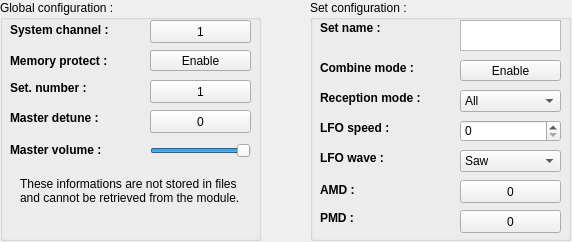
Qt form interface/qconfig.ui (LasDesu/fb01editor) before a commit.
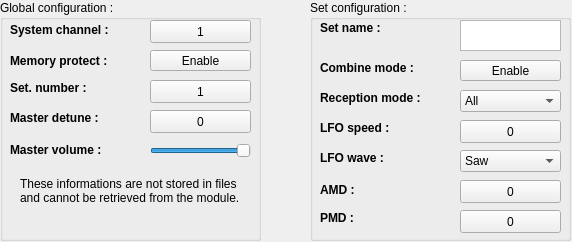
The same form after that commit. Custom widgets are drawn as their Qt base class.

Diff of the .ui file:
```diff
--- a/interface/qconfig.ui
+++ b/interface/qconfig.ui
@@ -451,28 +451,6 @@
      <string>AMD :</string>
     </property>
    </widget>
-   <widget class="QSpinBox" name="spnBox_LFOspeed">
-    <property name="geometry">
-     <rect>
-      <x>150</x>
-      <y>120</y>
-      <width>101</width>
-      <height>22</height>
-     </rect>
-    </property>
-    <property name="toolTip">
-     <string>The LFO speed for the set</string>
-    </property>
-    <property name="minimum">
-     <number>0</number>
-    </property>
-    <property name="maximum">
-     <number>255</number>
-    </property>
-    <property name="value">
-     <number>0</number>
-    </property>
-   </widget>
    <widget class="QComboBox" name="cmbBox_LFOwave">
     <property name="geometry">
      <rect>
@@ -566,6 +544,28 @@
      <string>LFO wave :</string>
     </property>
    </widget>
+   <widget class="QButton" name="but_LFOspeed">
+    <property name="geometry">
+     <rect>
+      <x>150</x>
+      <y>120</y>
+      <width>101</width>
+      <height>23</height>
+     </rect>
+    </property>
+    <property name="toolTip">
+     <string>The pitch modulation provided by the LFO</string>
+    </property>
+    <property name="text">
+     <string>0</string>
+    </property>
+    <property name="minValue" stdset="0">
+     <number>0</number>
+    </property>
+    <property name="maxValue" stdset="0">
+     <number>255</number>
+    </property>
+   </widget>
   </widget>
  </widget>
  <customwidgets>
```
Left out of the diff: 62 changed lines with no effect on the pictures.
